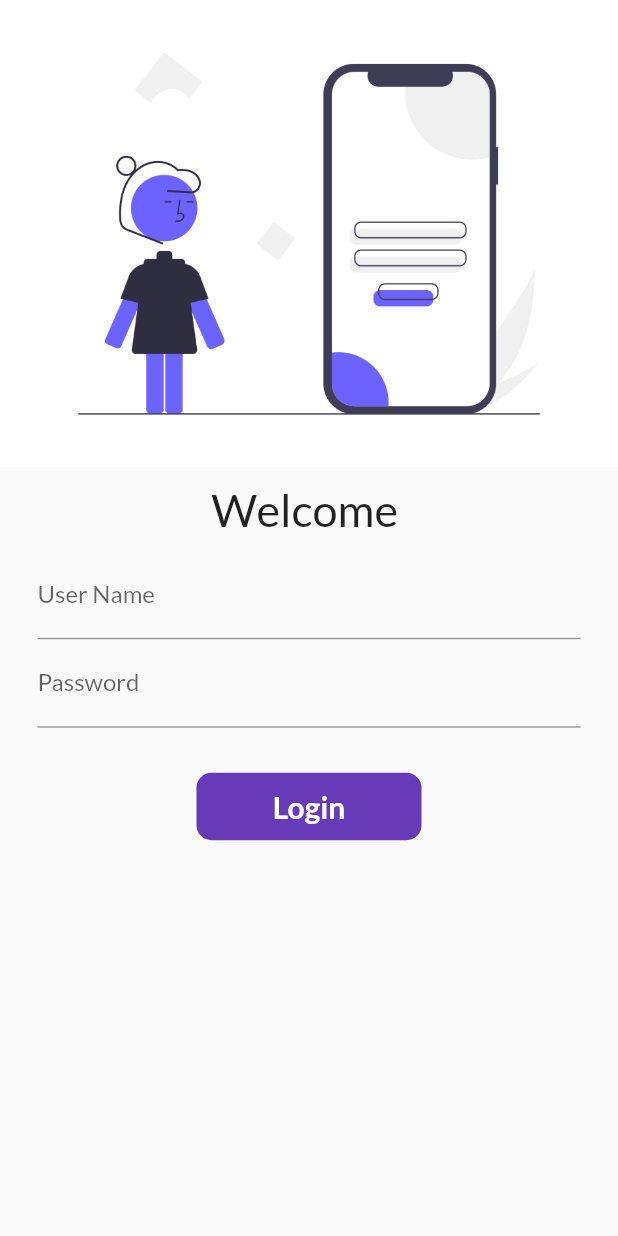
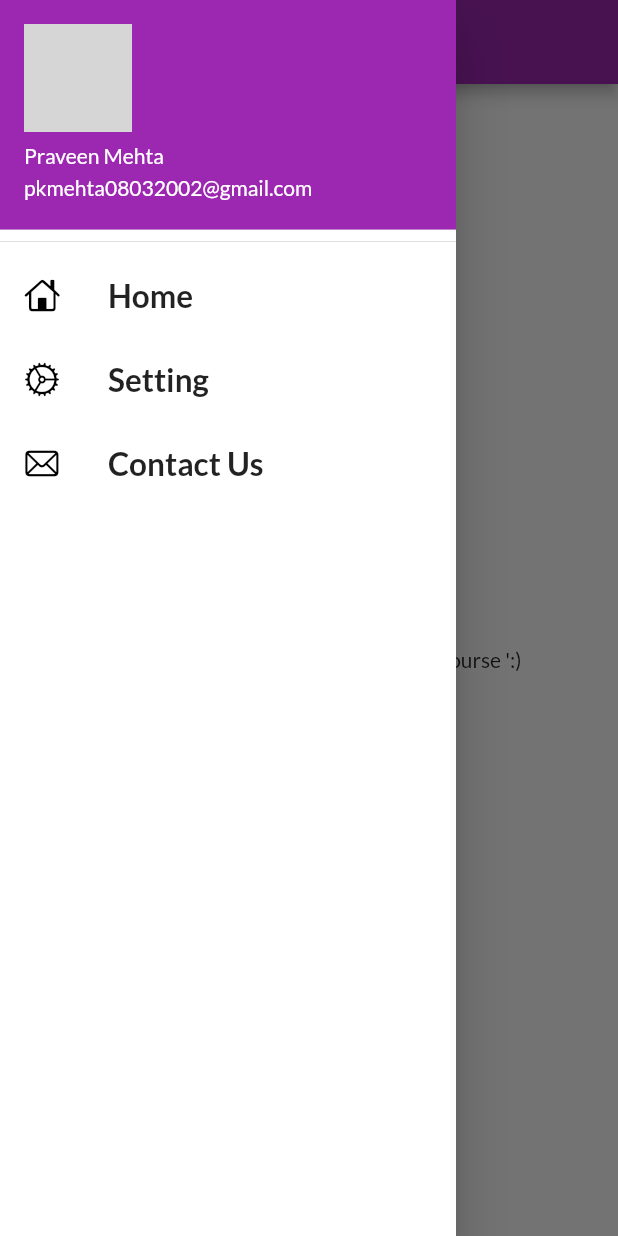
Before and after one commit to praveenmehta010/Myflutterapp, a Flutter app: the screen it shows after launch, with the side drawer open (before the commit the screen has no drawer), on a phone screen of 412 x 824 dp. Run offline on Flutter 3.47's test engine with Material 2 defaults, Android fonts, the phone set to English and light mode, and no system bars; our stand-ins replace google_fonts; network calls fail; grey boxes are pictures that could not be loaded.

Commit message:
Day8 completed

```diff
--- a/lib/main.dart
+++ b/lib/main.dart
@@ -18,10 +18,10 @@ class myapp extends StatelessWidget {
         fontFamily: GoogleFonts.lato().fontFamily,
       ),
       darkTheme: ThemeData(brightness: Brightness.dark),
-      // initialRoute: "/home",
+      initialRoute: Myroute.homeRoute,
       routes: {
         "/": (context) => Login(),
-        Myroute.loginRoute : (context) => Login(),
+        Myroute.loginRoute: (context) => Login(),
         Myroute.homeRoute: (context) => HomePage(),
       },
     );
--- a/lib/pages/Home_Page.dart
+++ b/lib/pages/Home_Page.dart
@@ -1,4 +1,6 @@
 import 'package:flutter/material.dart';
+
+import '../widgets/drawer.dart';
 
 class HomePage extends StatelessWidget {
   int day = 30;
@@ -9,7 +11,7 @@ class HomePage extends StatelessWidget {
       appBar: AppBar(
         title: Text("Catalog"),
       ),
-      drawer: Drawer(),
+      drawer: MyDrawer(),
       body: Center(
           child: Container(
         child: Text("Hello $name this is a $day days course ':)"),
--- a/lib/pages/Login_page.dart
+++ b/lib/pages/Login_page.dart
@@ -57,13 +57,22 @@ class _LoginState extends State<Login> {
                   SizedBox(
                     height: 30,
                   ),
-                  InkWell (
+
+                  Material(
+                    color: Colors.deepPurple,
+                    borderRadius: BorderRadius.circular( _animatedButton ? 45 : 10),
+
+                    child: InkWell (
+
                       onTap: () async {
                         setState(() {
                           _animatedButton = true ;
                         });
                         await Future.delayed(Duration(seconds: 1));
-                      Navigator.pushNamed(context, Myroute.homeRoute);
+                        await Navigator.pushNamed(context, Myroute.homeRoute);
+                        setState(() {
+                          _animatedButton = false;
+                        });
                       },
 
                       child: AnimatedContainer(
@@ -72,9 +81,6 @@ class _LoginState extends State<Login> {
                         width: _animatedButton ? 45 : 150,
                         alignment: Alignment.center,
                         child: _animatedButton ? Icon(Icons.done, color: Colors.white, ) : Text("Login", style: TextStyle(fontSize: 20, color: Colors.white, fontWeight: FontWeight.bold),),
-                      decoration: BoxDecoration(
-                       color: Colors.deepPurple,
-                       borderRadius: BorderRadius.circular( _animatedButton ? 45 : 10),
                       ),
                     ),
                   )
--- /dev/null
+++ b/lib/widgets/drawer.dart
@@ -0,0 +1,64 @@
+import 'dart:ui';
+
+import 'package:flutter/cupertino.dart';
+import 'package:flutter/material.dart';
+
+class MyDrawer extends StatelessWidget {
+  const MyDrawer({Key? key}) : super(key: key);
+  @override
+  Widget build(BuildContext context) {
+    String imageURL =
+        "https://imgs.search.brave.com/uxhlfipbmCVCOXNm2xfLjdyBfdvIzPx6o5uUU8QYbcc/rs:fit:900:900:1/g:ce/aHR0cHM6Ly95dDMu/Z2dwaHQuY29tL2Ev/QUFUWEFKd3gtX1pu/WmRETk1NWmM4RWhG/ZE9zamNQa1ZJZ2o4/OU5LOENRPXM5MDAt/Yy1rLWMweGZmZmZm/ZmZmLW5vLXJqLW1v";
+    return Drawer(
+      child: Container(
+        color: Colors.white,
+        child: ListView(
+          children: [
+            DrawerHeader(
+                padding: EdgeInsets.all(0), // Padding for Header box
+                child: UserAccountsDrawerHeader(
+                  // margin: EdgeInsets.all(0),  // Margin for account details
+                  accountName: Text("Praveen Mehta"),
+                  accountEmail: Text("pkmehta08032002@gmail.com"),
+                  currentAccountPicture:
+                      CircleAvatar(backgroundImage: NetworkImage(imageURL)),
+                )),
+            ListTile(
+              leading: Icon(
+                CupertinoIcons.home,
+                color: Colors.black,
+              ),
+              title: Text(
+                "Home",
+                textScaleFactor: 1.5, // increas the size of text
+                style: TextStyle(fontWeight: FontWeight.bold),
+              ),
+            ),
+            ListTile(
+              leading: Icon(
+                CupertinoIcons.settings,
+                color: Colors.black,
+              ),
+              title: Text(
+                "Setting",
+                textScaleFactor: 1.5,
+                style: TextStyle(fontWeight: FontWeight.bold),
+              ),
+            ),
+            ListTile(
+              leading: Icon(
+                CupertinoIcons.mail,
+                color: Colors.black,
+              ),
+              title: Text("Contact Us",
+                  textScaleFactor: 1.5,
+                  style: TextStyle(
+                    fontWeight: FontWeight.bold,
+                  )),
+            )
+          ],
+        ),
+      ),
+    );
+  }
+}
```
Lines whose indentation alone changed are shown as unchanged.
